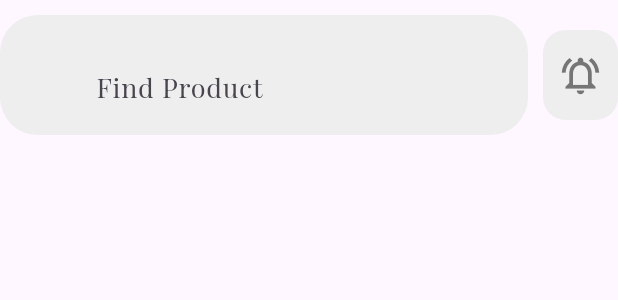
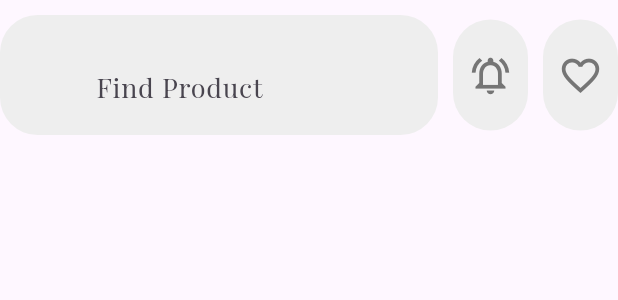
Before and after one commit to Zouherkhanshoor/E-commerce-project, a Flutter app: the CustomAppBar widget shown alone on an empty page, opened directly, on a phone screen of 412 x 824 dp. Shown: the top 300 px of the screen. Run offline on Flutter 3.47's test engine with Material 3 defaults, Android fonts, the phone set to English and light mode, and no system bars; our stand-ins replace cached_network_image, dartz, firebase_core, firebase_messaging, flutter_otp_text_field, get and 2 more; accounts and stored records are empty; project files that could hold a hidden picture were left out.

Commit message:
update some files

```diff
--- a/lib/controller/items_controller.dart
+++ b/lib/controller/items_controller.dart
@@ -52,8 +52,8 @@ class ItemsControllerImp extends ItemsController {
     data.clear();
     statusRequest = StatusRequest.loading;
 
-    var response = await itemsData.getData(categoryid.toString(),
-        myServices.sharedPreferences.getString("id").toString());
+    var response = await itemsData.getData(
+        categoryid, myServices.sharedPreferences.getString("id")!);
     print("===============================controller $response ");
 
     statusRequest = handlingData(response);
--- a/lib/data/model/itemsmodel.dart
+++ b/lib/data/model/itemsmodel.dart
@@ -1,3 +1,5 @@
+import 'package:dartz/dartz.dart';
+
 class ItemsModel {
   int? itemsId;
   String? itemsName;
--- a/lib/view/screen/home.dart
+++ b/lib/view/screen/home.dart
@@ -22,6 +22,7 @@ class HomePage extends StatelessWidget {
                   child: ListView(
                     children: [
                       CustomAppBar(
+                        onPressedIconFavorite: () {},
                         titleappbar: "Find Product",
                         onPressedIcon: () {},
                         onPressedsearch: () {},
--- a/lib/view/screen/items.dart
+++ b/lib/view/screen/items.dart
@@ -3,14 +3,10 @@ import 'package:get/get.dart';
 import 'package:flutter_application_1/controller/favorite_controller.dart';
 import 'package:flutter_application_1/controller/items_controller.dart';
 import 'package:flutter_application_1/core/class/handlingdataview.dart';
-import 'package:flutter_application_1/core/constant/color.dart';
 import 'package:flutter_application_1/data/model/itemsmodel.dart';
-import 'package:flutter_application_1/linkapi.dart';
 import 'package:flutter_application_1/view/widget/customappbar.dart';
 import 'package:flutter_application_1/view/widget/items/customlistitems.dart';
 import 'package:flutter_application_1/view/widget/items/listcategoriesitems.dart';
-import 'package:cached_network_image/cached_network_image.dart';
-import 'package:show_up_animation/show_up_animation.dart';
 
 class Items extends StatelessWidget {
   const Items({super.key});
@@ -25,6 +21,7 @@ class Items extends StatelessWidget {
         child: ListView(
           children: [
             CustomAppBar(
+              onPressedIconFavorite: () {},
               titleappbar: "Find Product",
               onPressedIcon: () {},
               onPressedsearch: () {},
--- a/lib/view/widget/customappbar.dart
+++ b/lib/view/widget/customappbar.dart
@@ -2,13 +2,15 @@ import 'package:flutter/material.dart';
 
 class CustomAppBar extends StatelessWidget {
   final String titleappbar;
+  final void Function()? onPressedIconFavorite;
   final void Function()? onPressedIcon;
   final void Function()? onPressedsearch;
   const CustomAppBar(
       {super.key,
       required this.titleappbar,
-      this.onPressedIcon,
-      this.onPressedsearch});
+      required this.onPressedIconFavorite,
+      this.onPressedsearch,
+      this.onPressedIcon});
 
   @override
   Widget build(BuildContext context) {
@@ -40,13 +42,30 @@ class CustomAppBar extends StatelessWidget {
           Container(
             decoration: BoxDecoration(
                 color: Colors.grey[200],
-                borderRadius: BorderRadius.circular(15)),
+                borderRadius: BorderRadius.circular(25)),
             width: 50,
-            padding: const EdgeInsets.symmetric(vertical: 6),
+            padding: const EdgeInsets.symmetric(vertical: 13),
             child: IconButton(
                 onPressed: onPressedIcon,
                 icon: Icon(
                   Icons.notifications_active_outlined,
+                  size: 30,
+                  color: Colors.grey[600],
+                )),
+          ),
+          const SizedBox(
+            width: 10,
+          ),
+          Container(
+            decoration: BoxDecoration(
+                color: Colors.grey[200],
+                borderRadius: BorderRadius.circular(25)),
+            width: 50,
+            padding: const EdgeInsets.symmetric(vertical: 13),
+            child: IconButton(
+                onPressed: onPressedIconFavorite,
+                icon: Icon(
+                  Icons.favorite_border_outlined,
                   size: 30,
                   color: Colors.grey[600],
                 )),
--- a/lib/view/widget/items/customlistitems.dart
+++ b/lib/view/widget/items/customlistitems.dart
@@ -81,11 +81,11 @@ class CustomListItems extends GetView<ItemsControllerImp> {
                                   "1") {
                                 controller.setFavorite(itemsModel.itemsId, "0");
                                 controller.removeFavorite(
-                                    itemsModel.itemsId!.toString());
+                                    itemsModel.itemsId.toString());
                               } else {
                                 controller.setFavorite(itemsModel.itemsId, "1");
-                                controller.addFavorite(
-                                    itemsModel.itemsId!.toString());
+                                controller
+                                    .addFavorite(itemsModel.itemsId.toString());
                               }
                             },
                             icon: Icon(
```
Also changed, not shown: lib/controller/favorite_controller.dart (+9 -8 lines), lib/data/datasource/remote/favorite_data.dart (+4 -4 lines), 1 other file.
